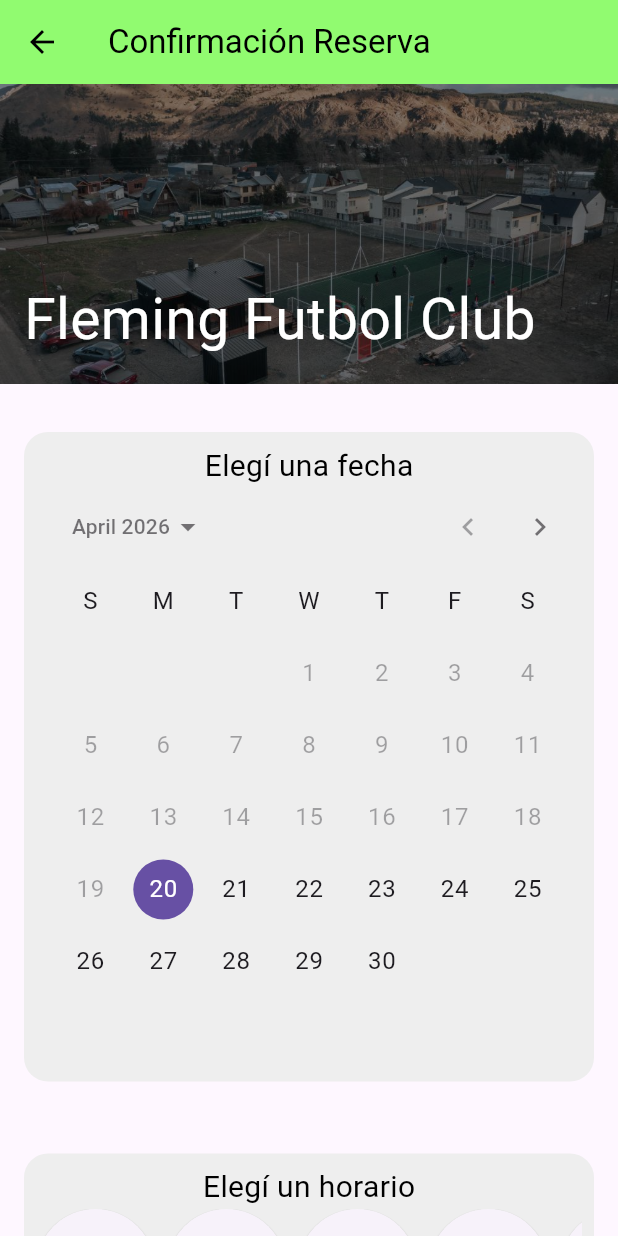
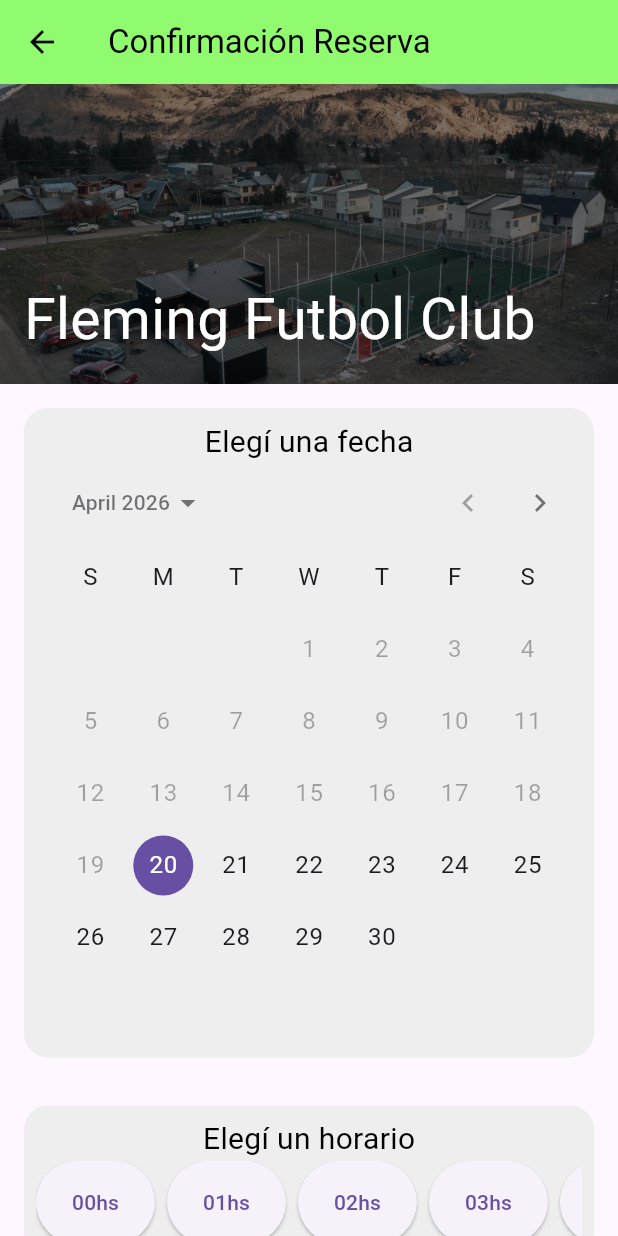
Before and after one commit to AyalaFranco/DashboardCanchasAdmin, a Flutter app: the ConfirmationScreen screen opened directly, on a phone screen of 412 x 824 dp. Run offline on Flutter 3.47's test engine with Material 3 defaults, Android fonts, the phone set to English and light mode, and no system bars.

Commit message:
Mejora de Confirmation Screen

```diff
--- a/lib/screens/confirmation_screen.dart
+++ b/lib/screens/confirmation_screen.dart
@@ -23,7 +23,7 @@ class _ConfirmationScreenState extends State<ConfirmationScreen> {
       ),
       body: ListView(
         children: [
-          Container(
+          Container( //Header
             width: double.infinity,
             height: 200,
             decoration: BoxDecoration(
@@ -47,8 +47,7 @@ class _ConfirmationScreenState extends State<ConfirmationScreen> {
               ),
             ),
           ),
-          SizedBox(height: 16),
-          Padding(
+          Padding( //Selector de Día
             padding: const EdgeInsets.all(16.0),
             child: Container(
               padding: EdgeInsets.all(8),
@@ -67,12 +66,11 @@ class _ConfirmationScreenState extends State<ConfirmationScreen> {
               ),
             ),
           ),
-          SizedBox(height: 16),
-          Padding(
+          Padding( //Selector de Horarios.
             padding: EdgeInsets.all(16),
             child: Container(
               width: 200,
-              height: 200,
+              height: 100,
               padding: EdgeInsets.all(8),
               decoration: BoxDecorations.containerName,
               child: Column(
@@ -82,17 +80,24 @@ class _ConfirmationScreenState extends State<ConfirmationScreen> {
                     child: ListView.separated(
                       scrollDirection: Axis.horizontal,
                       itemBuilder: (_, i) => ElevatedButton(
+                        style: (_selectedHour == i)
+                            ? ElevatedButton.styleFrom(
+                                backgroundColor: Colors.green,
+                                foregroundColor: Colors.white,
+                              )
+                            : null,
                         onPressed: () => setState(() => _selectedHour = i),
                         child: Text("${i.toString().padLeft(2, '0')}hs"),
                       ),
                       separatorBuilder: (_, _) => SizedBox(width: 8),
-                      itemCount: 13,
+                      itemCount: 24,
                     ),
                   ),
                 ],
               ),
             ),
           ),
+
         ],
       ),
     );
```
